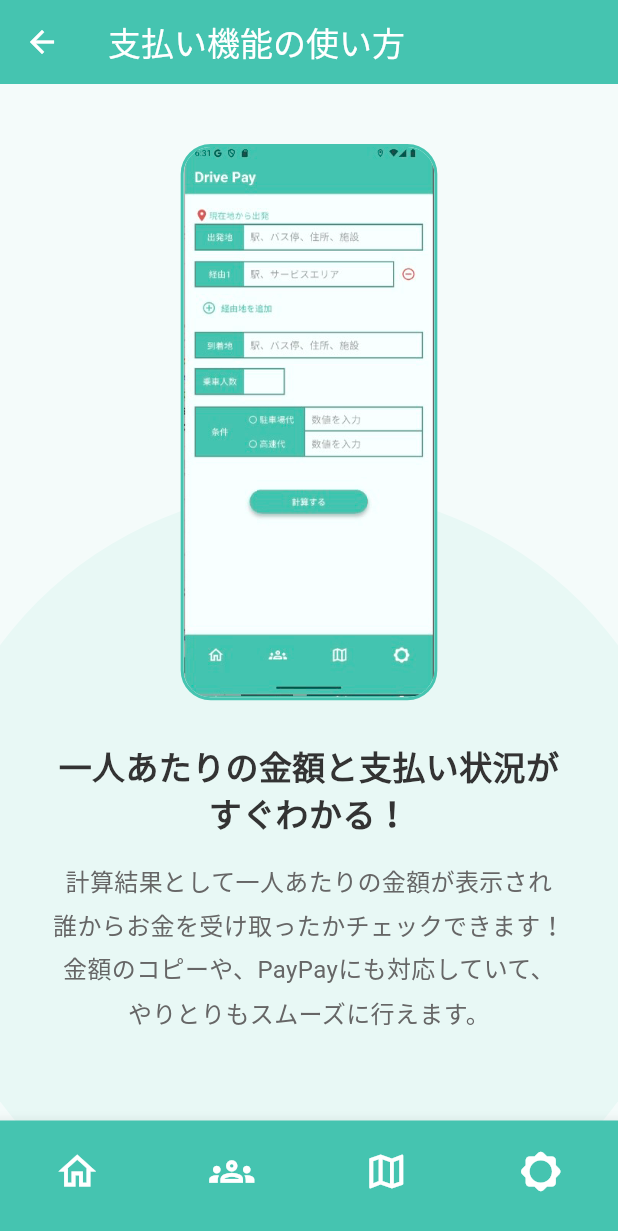
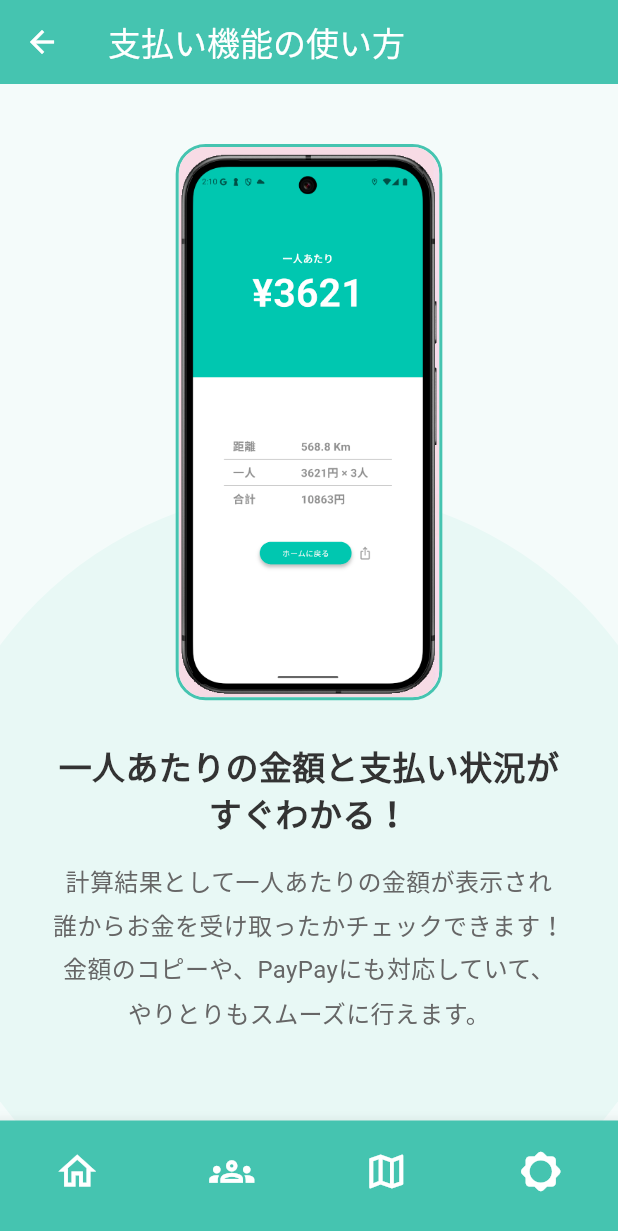
Before and after one commit to momomomomo0903/DrivePay, a Flutter app: the PaymentDetailPage screen opened directly, on a phone screen of 412 x 824 dp. Shown: the top 1231 px of the screen. Run offline on Flutter 3.47's test engine with Material 3 defaults, Android fonts, the phone set to English and light mode, and no system bars; our stand-ins replace cloud_firestore, connectivity_plus, firebase_auth, firebase_core, flutter_riverpod, geocoding and 5 more; accounts and stored records are empty.

Commit message:
fix：支払い機能の写真の修整

```diff
--- a/lib/UI/explanation/payment_detail.dart
+++ b/lib/UI/explanation/payment_detail.dart
@@ -94,7 +94,7 @@ class PaymentDetailPage extends StatelessWidget {
                   child: ClipRRect(
                     borderRadius: BorderRadius.circular(18),
                     child: Image.asset(
-                      'assets/images/fare_calculation_screen.png',
+                      'assets/images/payment.png',
                       fit: BoxFit.contain,
                     ),
                   ),
```
Also changed, not shown: assets/images/payment.png (added).
